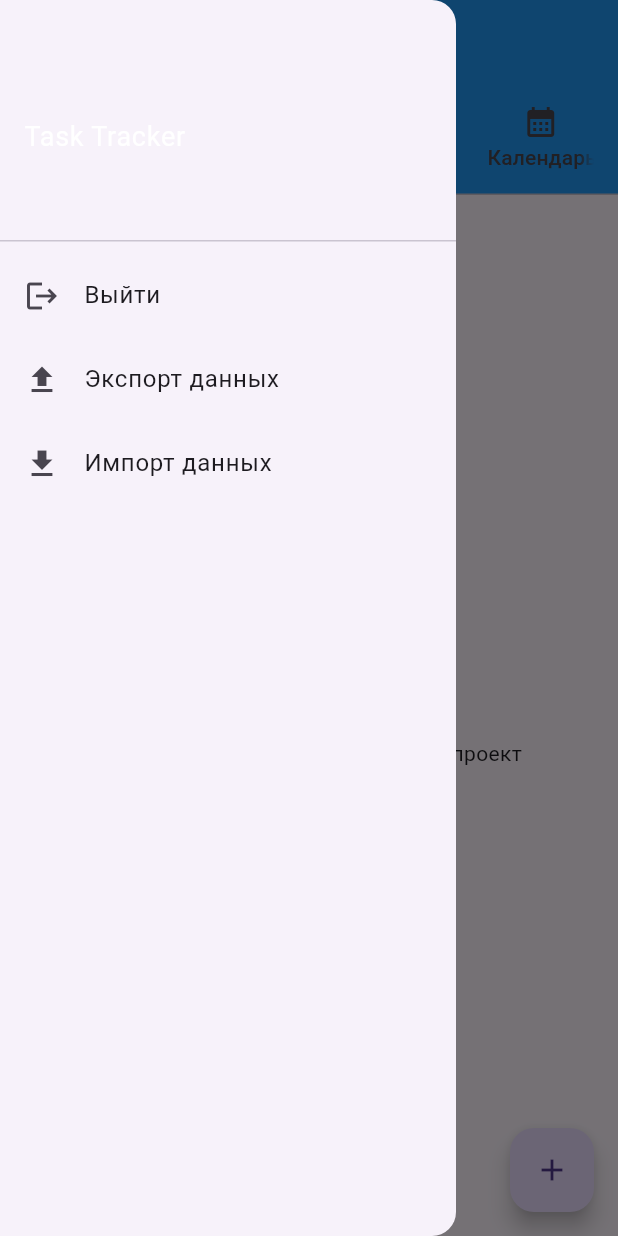
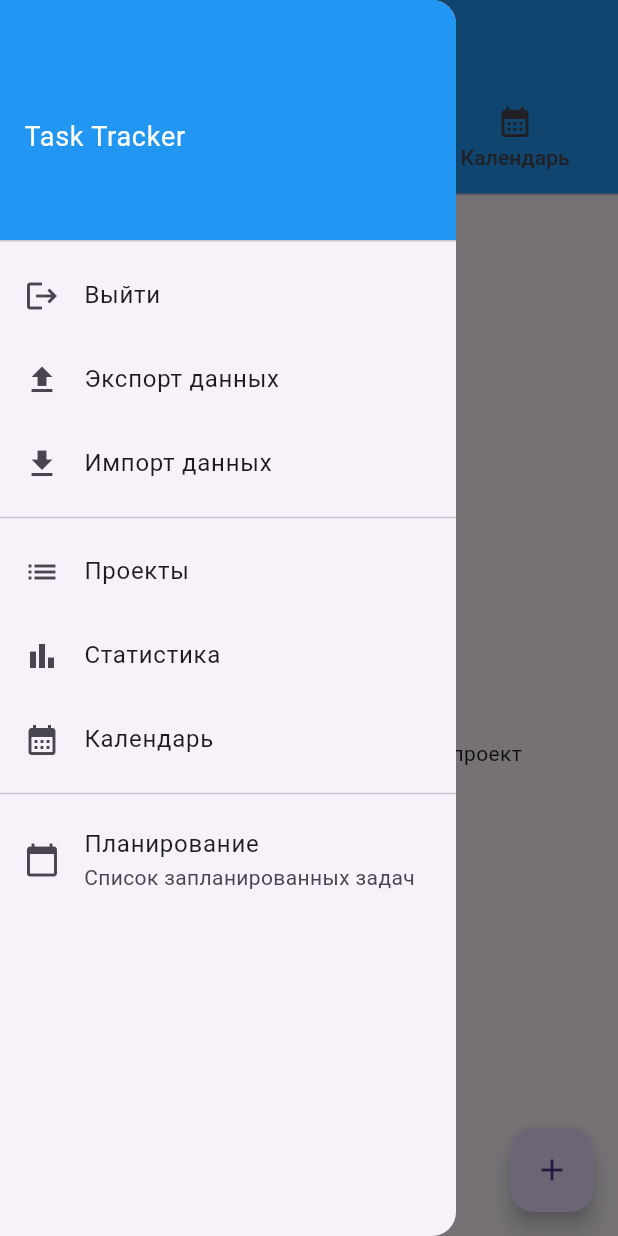
Before and after one commit to Vinillian/task_tracker, a Flutter app: the screen it shows once a user with an empty profile is signed in, with the side drawer open, on a phone screen of 412 x 824 dp. Run offline on Flutter 3.47's test engine with Material 3 defaults, Android fonts, the phone set to English and light mode, and no system bars; our stand-ins replace cloud_firestore, firebase_auth, firebase_core, hive, hive_flutter, share_plus and 1 more; accounts and stored records are empty.

Commit message:
feat: add navigation and improve calendar functionality
- Add burger menu navigation between main tabs
- Remove duplicate month navigation from calendar
- Add Planning screen access via burger menu
- Fix TabController accessibility for drawer
- Improve calendar UI with proper event markers

```diff
--- a/lib/screens/drawer_screen.dart
+++ b/lib/screens/drawer_screen.dart
@@ -6,17 +6,22 @@ import '../repositories/local_repository.dart';
 import '../services/firestore_service.dart';
 import 'package:flutter/foundation.dart';
 import 'package:flutter/services.dart';
-import 'package:share_plus/share_plus.dart'; // ← ДОБАВИТЬ для мобильного экспорта
+import 'package:share_plus/share_plus.dart';
 import 'dart:convert' show utf8;
+import 'planning_calendar_screen.dart';
 
 class DrawerScreen extends StatelessWidget {
   final String? userEmail;
   final AppUser? currentUser;
+  final TabController tabController;
+  final Function(Map<String, dynamic>) onItemCompletedFromPlanning;
 
   const DrawerScreen({
     super.key,
     required this.userEmail,
     required this.currentUser,
+    required this.tabController,
+    required this.onItemCompletedFromPlanning,
   });
 
   Future<String?> _showJsonInputDialog(BuildContext context) async {
@@ -25,11 +30,11 @@ class DrawerScreen extends StatelessWidget {
     return await showDialog<String>(
       context: context,
       builder: (context) => AlertDialog(
-        title: Text('Вставьте JSON данные'),
+        title: const Text('Вставьте JSON данные'),
         content: TextField(
           controller: controller,
           maxLines: 10,
-          decoration: InputDecoration(
+          decoration: const InputDecoration(
             hintText: 'Вставьте сюда JSON данные...',
             border: OutlineInputBorder(),
           ),
@@ -37,11 +42,11 @@ class DrawerScreen extends StatelessWidget {
         actions: [
           TextButton(
             onPressed: () => Navigator.pop(context),
-            child: Text('Отмена'),
+            child: const Text('Отмена'),
           ),
           TextButton(
             onPressed: () => Navigator.pop(context, controller.text),
-            child: Text('Импортировать'),
+            child: const Text('Импортировать'),
           ),
         ],
       ),
@@ -64,10 +69,9 @@ class DrawerScreen extends StatelessWidget {
           await localRepo.saveUser(importedUser);
 
           ScaffoldMessenger.of(context).showSnackBar(
-            SnackBar(content: Text('✅ Данные успешно импортированы')),
+            const SnackBar(content: Text('✅ Данные успешно импортированы')),
           );
 
-          // Просто закрываем drawer, данные обновятся автоматически
           Navigator.pop(context);
         }
       } catch (e) {
@@ -80,22 +84,19 @@ class DrawerScreen extends StatelessWidget {
 
   Future<void> _exportData(BuildContext context) async {
     final localRepo = Provider.of<LocalRepository>(context, listen: false);
-    Navigator.pop(context); // Закрываем drawer сразу
+    Navigator.pop(context);
 
     try {
       final jsonString = await localRepo.exportToJson();
 
       if (kIsWeb) {
-        // ВЕБ-ВЕРСИЯ - копируем в буфер обмена
         await Clipboard.setData(ClipboardData(text: jsonString));
         ScaffoldMessenger.of(context).showSnackBar(
-          SnackBar(content: Text('✅ Данные скопированы в буфер обмена')),
+          const SnackBar(content: Text('✅ Данные скопированы в буфер обмена')),
         );
       } else {
-        // МОБИЛЬНАЯ ВЕРСИЯ - сохраняем в файл и делимся
         final fileName = 'task_tracker_export_${DateTime.now().millisecondsSinceEpoch}.json';
 
-        // Создаем временный файл и делимся им
         await Share.shareXFiles([
           XFile.fromData(
             Uint8List.fromList(utf8.encode(jsonString)),
@@ -117,20 +118,27 @@ class DrawerScreen extends StatelessWidget {
       child: ListView(
         children: [
           DrawerHeader(
+            decoration: BoxDecoration(
+              color: Colors.blue,
+            ),
             child: Column(
               crossAxisAlignment: CrossAxisAlignment.start,
               children: [
                 Text(
                   currentUser?.username ?? userEmail ?? 'Гость',
-                  style: TextStyle(color: Colors.white, fontSize: 18, fontWeight: FontWeight.bold),
+                  style: const TextStyle(
+                      color: Colors.white,
+                      fontSize: 18,
+                      fontWeight: FontWeight.bold
+                  ),
                 ),
-                SizedBox(height: 4),
+                const SizedBox(height: 4),
                 Text(
                   userEmail ?? '',
-                  style: TextStyle(color: Colors.white70, fontSize: 14),
+                  style: const TextStyle(color: Colors.white70, fontSize: 14),
                 ),
-                SizedBox(height: 8),
-                Text(
+                const SizedBox(height: 8),
+                const Text(
                   'Task Tracker',
                   style: TextStyle(color: Colors.white, fontSize: 18),
                 ),
@@ -138,10 +146,10 @@ class DrawerScreen extends StatelessWidget {
             ),
           ),
 
-          // КНОПКА ВЫХОДА
+          // СУЩЕСТВУЮЩИЕ ПУНКТЫ МЕНЮ
           ListTile(
-            leading: Icon(Icons.logout),
-            title: Text('Выйти'),
+            leading: const Icon(Icons.logout),
+            title: const Text('Выйти'),
             onTap: () async {
               final authService = Provider.of<AuthService>(context, listen: false);
               await authService.signOut();
@@ -149,19 +157,82 @@ class DrawerScreen extends StatelessWidget {
             },
           ),
 
-          // ЭКСПОРТ ДАННЫХ
           ListTile(
-            leading: Icon(Icons.upload),
-            title: Text('Экспорт данных'),
+            leading: const Icon(Icons.upload),
+            title: const Text('Экспорт данных'),
             onTap: () => _exportData(context),
           ),
 
-          // ИМПОРТ ДАННЫХ
           ListTile(
-            leading: Icon(Icons.download),
-            title: Text('Импорт данных'),
+            leading: const Icon(Icons.download),
+            title: const Text('Импорт данных'),
             onTap: () => _importFromText(context),
           ),
+
+          const Divider(),
+
+          // НАВИГАЦИЯ ПО ОСНОВНЫМ ВКЛАДКАМ
+          ListTile(
+            leading: const Icon(Icons.list),
+            title: const Text('Проекты'),
+            onTap: () {
+              Navigator.pop(context);
+              tabController.animateTo(0);
+            },
+          ),
+
+          ListTile(
+            leading: const Icon(Icons.bar_chart),
+            title: const Text('Статистика'),
+            onTap: () {
+              Navigator.pop(context);
+              tabController.animateTo(1);
+            },
+          ),
+
+          ListTile(
+            leading: const Icon(Icons.calendar_month),
+            title: const Text('Календарь'),
+            onTap: () {
+              Navigator.pop(context);
+              tabController.animateTo(2);
+            },
+          ),
+
+          const Divider(),
+
+          // ДОПОЛНИТЕЛЬНЫЕ ЭКРАНЫ
+          ListTile(
+            leading: const Icon(Icons.calendar_today),
+            title: const Text('Планирование'),
+            subtitle: const Text('Список запланированных задач'),
+            onTap: () {
+              Navigator.pop(context);
+
+              // Открываем экран планирования как отдельную страницу
+              Navigator.push(
+                context,
+                MaterialPageRoute(
+                  builder: (context) => PlanningCalendarScreen(
+                    currentUser: currentUser,
+                    onItemCompleted: onItemCompletedFromPlanning,
+                  ),
+                ),
+              );
+            },
+          ),
+
+          // Можно добавить другие дополнительные экраны здесь
+          /*
+          ListTile(
+            leading: Icon(Icons.settings),
+            title: Text('Настройки'),
+            onTap: () {
+              Navigator.pop(context);
+              // Открыть экран настроек
+            },
+          ),
+          */
         ],
       ),
     );
--- a/lib/screens/task_tracker_screen.dart
+++ b/lib/screens/task_tracker_screen.dart
@@ -8,13 +8,13 @@ import '../models/progress_history.dart';
 import '../widgets/statistics_widgets.dart';
 import 'project_list_screen.dart';
 import 'drawer_screen.dart';
-import 'planning_calendar_screen.dart';
+import 'planning_calendar_screen.dart'; // ← Должен быть этот импорт
 import '../repositories/local_repository.dart';
 import '../models/task.dart';
 import '../models/stage.dart';
 import '../models/step.dart' as custom_step;
 import '../services/completion_service.dart';
-import 'calendar_screen.dart'; // Добавьте эту строку в импорты
+import 'calendar_screen.dart';
 
 class TaskTrackerScreen extends StatefulWidget {
   const TaskTrackerScreen({super.key});
@@ -27,17 +27,20 @@ class _TaskTrackerScreenState extends State<TaskTrackerScreen>
     with SingleTickerProviderStateMixin {
   AppUser? currentUser;
   final FirestoreService _firestoreService = FirestoreService();
-  late TabController _tabController;
+
+  // TabController делаем доступным для Drawer
+  TabController get tabController => _tabControllerInternal;
+  late TabController _tabControllerInternal;
+
   String? _saveMessage;
   final GlobalKey<RefreshIndicatorState> _refreshIndicatorKey = GlobalKey<RefreshIndicatorState>();
 
   @override
   void initState() {
     super.initState();
-    _tabController = TabController(length: 4, vsync: this);
+    _tabControllerInternal = TabController(length: 3, vsync: this);
     _loadUserData();
   }
-
 
   // Метод обновления данных
   Future<void> _refreshData() async {
@@ -103,6 +106,19 @@ class _TaskTrackerScreenState extends State<TaskTrackerScreen>
     } catch (e) {
       print('❌ Неожиданная ошибка в _loadUserData: $e');
     }
+  }
+
+  // Метод для обработки завершения задач из экрана планирования
+  void _handleItemCompletionFromPlanning(Map<String, dynamic> completionResult) {
+    _handleItemCompletion(completionResult);
+
+    // Показываем уведомление
+    ScaffoldMessenger.of(context).showSnackBar(
+      SnackBar(
+        content: Text('✅ Задача выполнена!'),
+        duration: const Duration(seconds: 2),
+      ),
+    );
   }
 
   // Метод для сохранения текущего пользователя в Firestore
@@ -249,11 +265,10 @@ class _TaskTrackerScreenState extends State<TaskTrackerScreen>
         backgroundColor: Colors.blue,
         foregroundColor: Colors.white,
         bottom: TabBar(
-          controller: _tabController,
+          controller: _tabControllerInternal, // ← ИСПРАВИТЬ НА _tabControllerInternal
           tabs: const [
             Tab(icon: Icon(Icons.list), text: 'Проекты'),
             Tab(icon: Icon(Icons.bar_chart), text: 'Статистика'),
-            Tab(icon: Icon(Icons.calendar_today), text: 'Планирование'),
             Tab(icon: Icon(Icons.calendar_month), text: 'Календарь'),
           ],
         ),
@@ -261,6 +276,8 @@ class _TaskTrackerScreenState extends State<TaskTrackerScreen>
       drawer: DrawerScreen(
         userEmail: authService.currentUser?.email,
         currentUser: currentUser,
+        tabController: tabController, // ← ПЕРЕДАЕМ КОНТРОЛЛЕР
+        onItemCompletedFromPlanning: _handleItemCompletionFromPlanning, // ← ДОБАВИТЬ ЭТУ СТРОКУ
       ),
       body: Column(
         children: [
@@ -290,9 +307,8 @@ class _TaskTrackerScreenState extends State<TaskTrackerScreen>
             child: RefreshIndicator(
               key: _refreshIndicatorKey,
               onRefresh: _refreshData,
-              child:
-              TabBarView(
-                controller: _tabController,
+              child: TabBarView(
+                controller: _tabControllerInternal, // ← ИСПРАВИТЬ НА _tabControllerInternal
                 children: [
                   currentUser != null
                       ? ProjectListScreen(
@@ -308,12 +324,6 @@ class _TaskTrackerScreenState extends State<TaskTrackerScreen>
                       : const Center(child: CircularProgressIndicator()),
                   currentUser != null
                       ? StatisticsWidgets.buildStatisticsTab(context, currentUser)
-                      : const Center(child: CircularProgressIndicator()),
-                  currentUser != null
-                      ? PlanningCalendarScreen(
-                    currentUser: currentUser,
-                    onItemCompleted: _handleItemCompletion,
-                  )
                       : const Center(child: CircularProgressIndicator()),
                   currentUser != null
                       ? CalendarScreen(
@@ -338,7 +348,7 @@ class _TaskTrackerScreenState extends State<TaskTrackerScreen>
 
   @override
   void dispose() {
-    _tabController.dispose();
+    _tabControllerInternal.dispose(); // ← ИСПРАВИТЬ НА _tabControllerInternal
     super.dispose();
   }
 
```
Also changed, not shown: lib/screens/calendar_screen.dart (+0 -26 lines).
